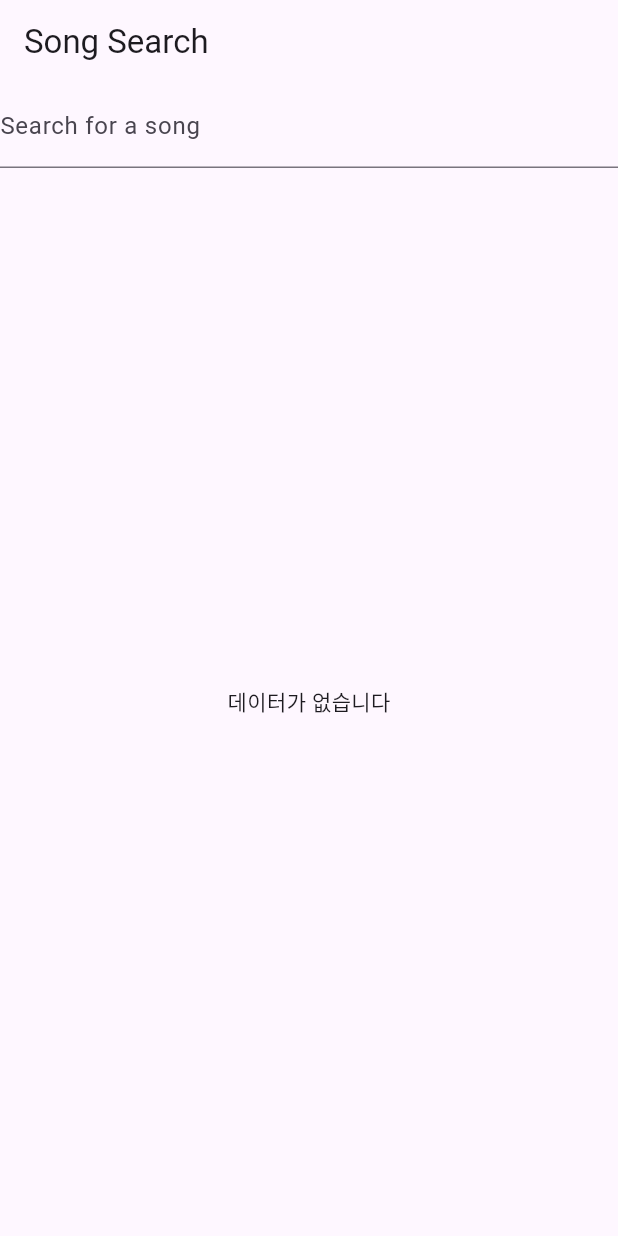
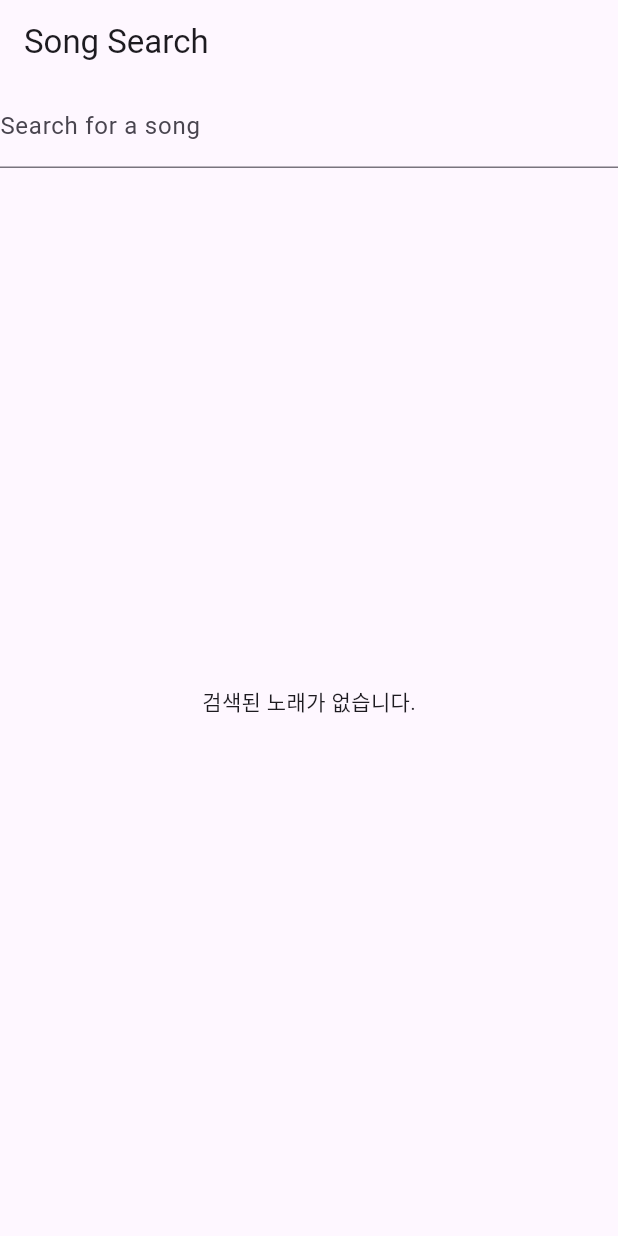
Before and after one commit to seoulsDohun/randomtj-frontend, a Flutter app: the screen it shows after launch, on a phone screen of 412 x 824 dp. Run offline on Flutter 3.47's test engine with Material 3 defaults, Android fonts, the phone set to English and light mode, and no system bars.

Commit message:
fix: FutureBuilder제거

```diff
--- a/lib/main.dart
+++ b/lib/main.dart
@@ -27,7 +27,7 @@
 }
 
 class _SongSearchState extends State<SongSearch> {
-  Future<List<Map<String, String>>> songList = Future.value([]);
+  List<Map<String, String>> songList = [];
   bool isLoading = false;
   final client = http.Client();
 
@@ -79,7 +79,7 @@
       }
 
       setState(() {
-        songList = Future.value(songs);
+        songList = songs;
         isLoading = false;
       });
     } else {
@@ -106,21 +106,21 @@
               labelText: 'Search for a song',
             ),
           ),
-          Expanded(
-            child: FutureBuilder(
-              future: songList,
-              builder: (context, snapshot) {
-                if (isLoading) {
-                  return const Center(child: CircularProgressIndicator());
-                }
-                if ((!snapshot.hasData || snapshot.data!.isEmpty) &&
-                    !isLoading) {
-                  return const Center(child: Text('데이터가 없습니다'));
-                }
+          Expanded(child: Builder(
+            builder: (context) {
+              if (isLoading) {
+                return const Center(
+                  child: CircularProgressIndicator(),
+                );
+              } else if (songList.isEmpty) {
+                return const Center(
+                  child: Text('검색된 노래가 없습니다.'),
+                );
+              } else {
                 return ListView.builder(
-                  itemCount: snapshot.data!.length,
+                  itemCount: songList.length,
                   itemBuilder: (context, index) {
-                    final song = snapshot.data![index];
+                    final song = songList[index];
                     return ListTile(
                       title: Text(song['songTitle'] ?? ''),
                       subtitle: Column(
@@ -134,9 +134,9 @@
                     );
                   },
                 );
-              },
-            ),
-          ),
+              }
+            },
+          )),
         ],
       ),
     );
```
